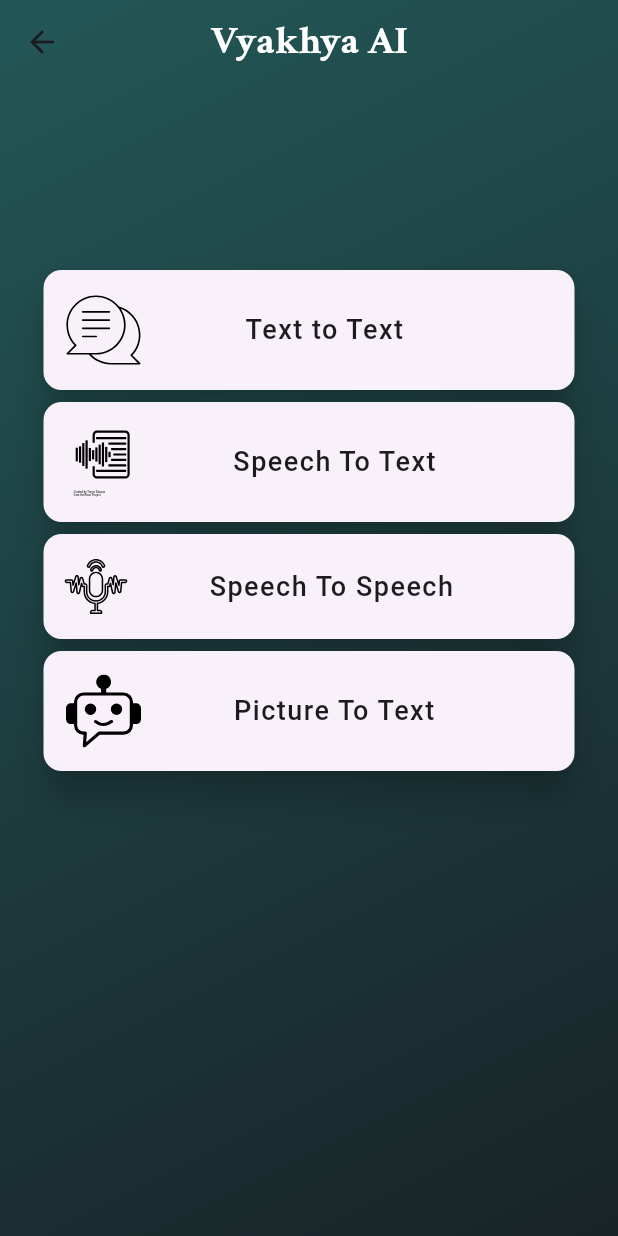
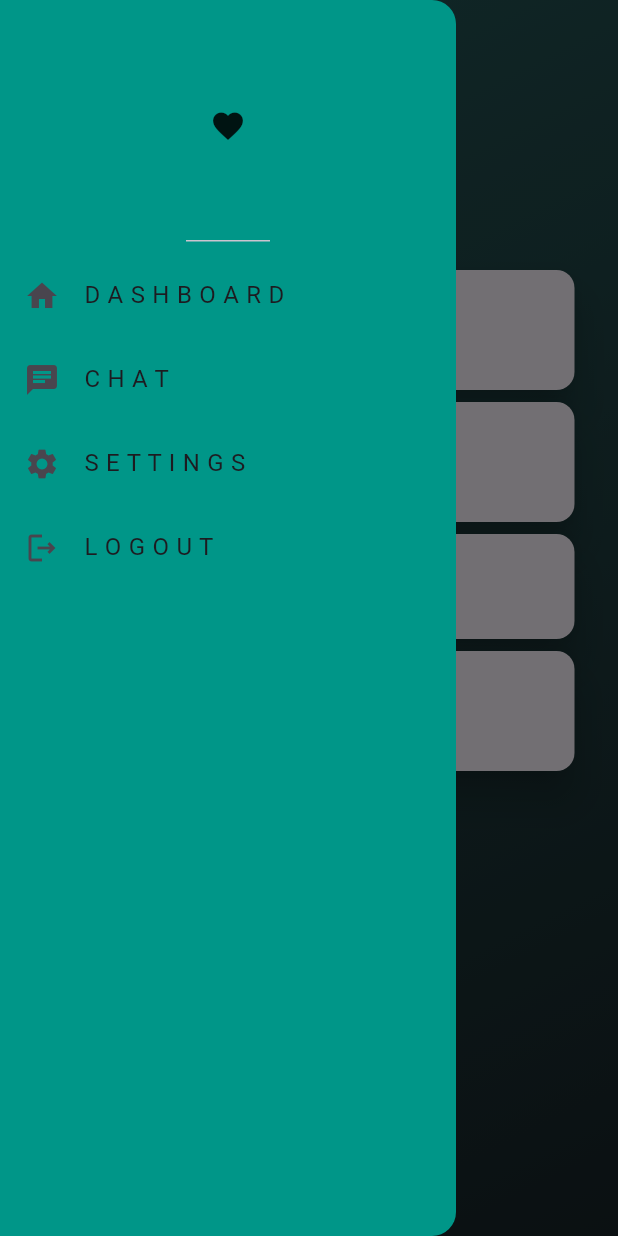
Before and after one commit to suraj-yadav0/vyakhya_ai-main, a Flutter app: the HomeScreen screen opened directly, with the side drawer open (before the commit the screen has no drawer), on a phone screen of 412 x 824 dp. Run offline on Flutter 3.47's test engine with Material 3 defaults, Android fonts, the phone set to English and light mode, and no system bars; drawn by our look-alikes of flutter_animate; our stand-ins replace flutter_svg, get, google_fonts, lottie, speech_to_text; missing offline and left inert: gallery_picker, google_mlkit_text_recognition, translator_plus.

Commit message:
Added the drawer , might add the functionalties later

```diff
--- a/lib/screens/home_screen.dart
+++ b/lib/screens/home_screen.dart
@@ -61,6 +61,32 @@ class _HomeScreenState extends State<HomeScreen> {
                 .toList(),
           ).animate().fade(duration: 1.seconds),
         ),
+        drawer: const Drawer(
+        backgroundColor: Colors.teal,
+        child: Column(
+          children: [
+             DrawerHeader(
+        child: Icon(Icons.favorite),
+      ),
+       ListTile(
+        leading: Icon(Icons.home),
+        title: Text('D A S H B O A R D'),
+      ),
+      ListTile(
+        leading: Icon(Icons.chat),
+        title: Text('C H A T'),
+      ),
+      ListTile(
+        leading: Icon(Icons.settings),
+        title: Text('S E T T I N G S'),
+      ),
+      ListTile(
+        leading: Icon(Icons.logout_outlined),
+        title: Text('L O G O U T'),
+      )
+          ],
+        ),
+      ),
       ),
     );
   }
--- a/lib/screens/welcome_screen.dart
+++ b/lib/screens/welcome_screen.dart
@@ -102,6 +102,7 @@ class _WelcomeScreenState extends State<WelcomeScreen> {
           ],
         ),
       ),
+
     );
   }
 }
```
